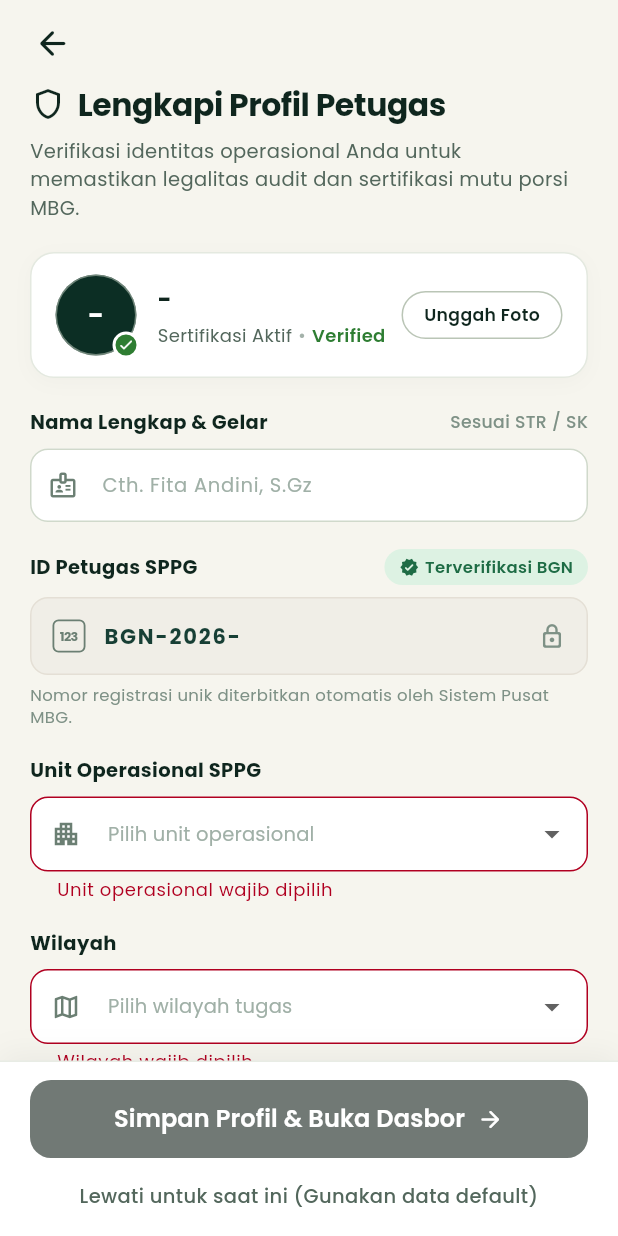
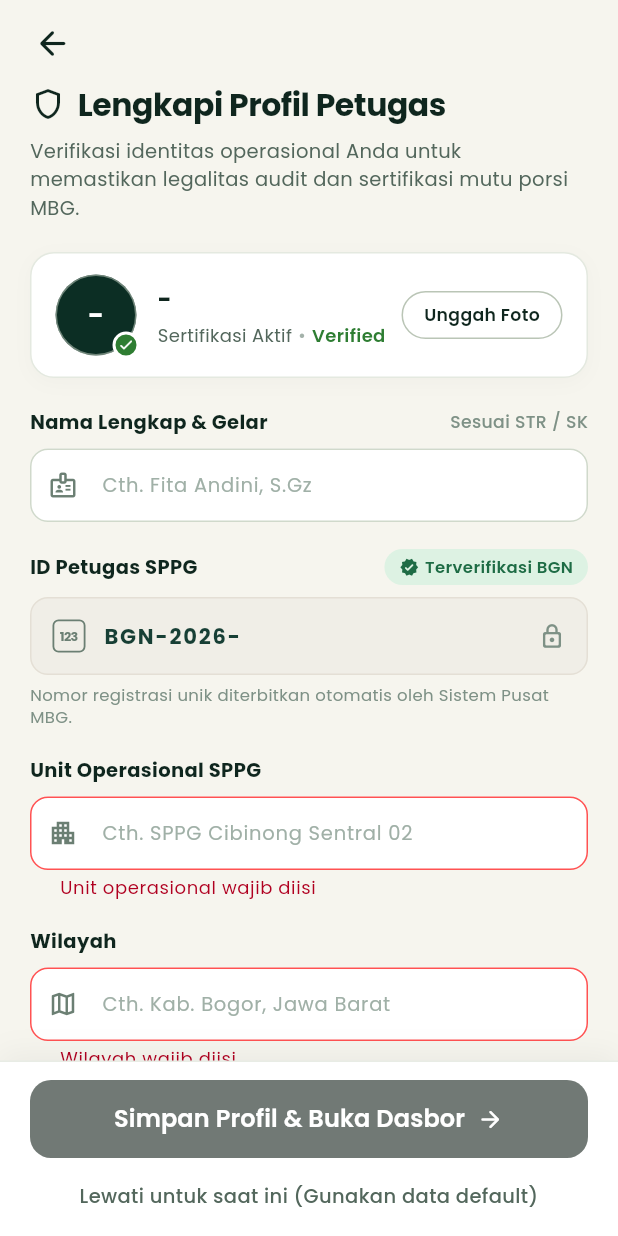
Before and after one commit to yowxy/GiziLens, a Flutter app: the CompleteProfileScreen screen opened by its route, after a tap on "Simpan Profil & Buka Dasbor", on a phone screen of 412 x 824 dp. Run offline on Flutter 3.47's test engine with Material 3 defaults, Android fonts, the phone set to English and light mode, and no system bars; our stand-ins replace camera, firebase_auth, firebase_core, flutter_dotenv, go_router, google_fonts; accounts and stored records are empty.

Commit message:
feat(profile): allow free-text input for operational unit and region

```diff
--- a/fe/gizi_lens/lib/core/constants/app_strings.dart
+++ b/fe/gizi_lens/lib/core/constants/app_strings.dart
@@ -100,12 +100,12 @@ class AppStrings {
       'Nomor registrasi unik diterbitkan otomatis oleh Sistem Pusat MBG.';
   static const String operationalRoleTitle = 'Peran Operasional';
   static const String operationalUnitLabel = 'Unit Operasional SPPG';
-  static const String operationalUnitHint = 'Pilih unit operasional';
+  static const String operationalUnitHint = 'Cth. SPPG Cibinong Sentral 02';
   static const String operationalUnitRequired =
-      'Unit operasional wajib dipilih';
+      'Unit operasional wajib diisi';
   static const String regionLabel = 'Wilayah';
-  static const String regionHint = 'Pilih wilayah tugas';
-  static const String regionRequired = 'Wilayah wajib dipilih';
+  static const String regionHint = 'Cth. Kab. Bogor, Jawa Barat';
+  static const String regionRequired = 'Wilayah wajib diisi';
 
   static const String roleAhliGiziTitle = 'Ahli Gizi Lapangan';
   static const String roleAhliGiziDesc =
--- a/fe/gizi_lens/lib/features/auth/controllers/complete_profile_controller.dart
+++ b/fe/gizi_lens/lib/features/auth/controllers/complete_profile_controller.dart
@@ -1,7 +1,7 @@
 import 'package:flutter/material.dart';
-import '../../../../core/services/firebase_auth_service.dart';
-import '../../../../core/services/user_session_service.dart';
-import '../models/operational_options.dart';
+import '../../../core/constants/app_strings.dart';
+import '../../../core/services/firebase_auth_service.dart';
+import '../../../core/services/user_session_service.dart';
 import '../models/officer_profile_model.dart';
 import '../models/officer_role.dart';
 
@@ -9,33 +9,21 @@ import '../models/officer_role.dart';
 class CompleteProfileController extends ChangeNotifier {
   final GlobalKey<FormState> formKey = GlobalKey<FormState>();
   late final TextEditingController fullNameController;
+  final TextEditingController unitController = TextEditingController();
+  final TextEditingController regionController = TextEditingController();
 
   OfficerProfileModel _profile = OfficerProfileModel.initial();
   bool _isLoading = false;
   String? _errorMessage;
-  String? _selectedUnit;
-  String? _selectedRegion;
 
   OfficerProfileModel get profile => _profile;
   bool get isLoading => _isLoading;
   String? get errorMessage => _errorMessage;
   OfficerRole get selectedRole => _profile.selectedRole;
   List<OfficerRole> get availableRoles => OfficerRole.defaultRoles;
-  String? get selectedUnit => _selectedUnit;
-  String? get selectedRegion => _selectedRegion;
-  List<String> get availableUnits => OperationalOptions.sppgUnits;
-  List<String> get availableRegions => OperationalOptions.regions;
+  String get selectedUnit => unitController.text.trim();
+  String get selectedRegion => regionController.text.trim();
   String get accountEmail => FirebaseAuthService.instance.currentUser?.email ?? '-';
-
-  void selectUnit(String? unit) {
-    _selectedUnit = unit;
-    notifyListeners();
-  }
-
-  void selectRegion(String? region) {
-    _selectedRegion = region;
-    notifyListeners();
-  }
 
   CompleteProfileController() {
     final user = FirebaseAuthService.instance.currentUser;
@@ -95,6 +83,20 @@ class CompleteProfileController extends ChangeNotifier {
     return null;
   }
 
+  String? validateUnit(String? value) {
+    if (value == null || value.trim().isEmpty) {
+      return AppStrings.operationalUnitRequired;
+    }
+    return null;
+  }
+
+  String? validateRegion(String? value) {
+    if (value == null || value.trim().isEmpty) {
+      return AppStrings.regionRequired;
+    }
+    return null;
+  }
+
   Future<bool> saveProfile() async {
     if (!formKey.currentState!.validate()) {
       return false;
@@ -108,8 +110,8 @@ class CompleteProfileController extends ChangeNotifier {
       final ok = await UserSessionService.instance.updateProfile(
         fullName: _profile.fullName,
         role: _profile.selectedRole.title,
-        unit: _selectedUnit,
-        region: _selectedRegion,
+        unit: selectedUnit,
+        region: selectedRegion,
         officerId: _profile.officerId,
       );
 
@@ -131,6 +133,8 @@ class CompleteProfileController extends ChangeNotifier {
   void dispose() {
     fullNameController.removeListener(_onNameChanged);
     fullNameController.dispose();
+    unitController.dispose();
+    regionController.dispose();
     super.dispose();
   }
 }
--- a/fe/gizi_lens/lib/features/auth/views/complete_profile_screen.dart
+++ b/fe/gizi_lens/lib/features/auth/views/complete_profile_screen.dart
@@ -186,73 +186,6 @@ class _CompleteProfileScreenState extends State<CompleteProfileScreen> {
     );
   }
 
-  Widget _buildSelectField({
-    required String label,
-    required String hint,
-    required IconData icon,
-    required String? value,
-    required List<String> items,
-    required ValueChanged<String?> onChanged,
-    required FormFieldValidator<String> validator,
-  }) {
-    final border = OutlineInputBorder(
-      borderRadius: BorderRadius.circular(12),
-      borderSide: const BorderSide(color: AppColors.borderMedium, width: 1.0),
-    );
-    return Column(
-      crossAxisAlignment: CrossAxisAlignment.start,
-      children: [
-        Text(
-          label,
-          style: AppTypography.titleSmall.copyWith(
-            fontWeight: FontWeight.w700,
-            fontSize: 13,
-            color: AppColors.textPrimary,
-          ),
-        ),
-        const SizedBox(height: 8),
-        DropdownButtonFormField<String>(
-          initialValue: value,
-          isExpanded: true,
-          hint: Text(
-            hint,
-            style: AppTypography.bodyMedium.copyWith(
-              fontSize: 13,
-              color: AppColors.textLight,
-            ),
-          ),
-          decoration: InputDecoration(
-            prefixIcon: Icon(icon, size: 20, color: AppColors.iconFieldMuted),
-            filled: true,
-            fillColor: Colors.white,
-            contentPadding: const EdgeInsets.symmetric(horizontal: 14, vertical: 13),
-            border: border,
-            enabledBorder: border,
-            focusedBorder: border.copyWith(
-              borderSide: const BorderSide(color: AppColors.primaryDeep, width: 1.5),
-            ),
-          ),
-          items: items
-              .map(
-                (item) => DropdownMenuItem<String>(
-                  value: item,
-                  child: Text(
-                    item,
-                    style: AppTypography.bodyMedium.copyWith(
-                      fontSize: 14,
-                      color: AppColors.textPrimary,
-                    ),
-                  ),
-                ),
-              )
-              .toList(),
-          onChanged: onChanged,
-          validator: validator,
-        ),
-      ],
-    );
-  }
-
   @override
   Widget build(BuildContext context) {
     final bottomInset = MediaQuery.viewInsetsOf(context).bottom;
@@ -377,27 +310,33 @@ class _CompleteProfileScreenState extends State<CompleteProfileScreen> {
                       ),
                       const SizedBox(height: 18),
 
-                      _buildSelectField(
+                      CustomTextField(
                         label: AppStrings.operationalUnitLabel,
-                        hint: AppStrings.operationalUnitHint,
-                        icon: Icons.apartment_outlined,
-                        value: _controller.selectedUnit,
-                        items: _controller.availableUnits,
-                        onChanged: _controller.selectUnit,
-                        validator: (value) =>
-                            value == null ? AppStrings.operationalUnitRequired : null,
+                        hintText: AppStrings.operationalUnitHint,
+                        prefixIcon: const Icon(
+                          Icons.apartment_outlined,
+                          size: 20,
+                          color: AppColors.iconFieldMuted,
+                        ),
+                        controller: _controller.unitController,
+                        keyboardType: TextInputType.text,
+                        textInputAction: TextInputAction.next,
+                        validator: _controller.validateUnit,
                       ),
                       const SizedBox(height: 18),
 
-                      _buildSelectField(
+                      CustomTextField(
                         label: AppStrings.regionLabel,
-                        hint: AppStrings.regionHint,
-                        icon: Icons.map_outlined,
-                        value: _controller.selectedRegion,
-                        items: _controller.availableRegions,
-                        onChanged: _controller.selectRegion,
-                        validator: (value) =>
-                            value == null ? AppStrings.regionRequired : null,
+                        hintText: AppStrings.regionHint,
+                        prefixIcon: const Icon(
+                          Icons.map_outlined,
+                          size: 20,
+                          color: AppColors.iconFieldMuted,
+                        ),
+                        controller: _controller.regionController,
+                        keyboardType: TextInputType.text,
+                        textInputAction: TextInputAction.done,
+                        validator: _controller.validateRegion,
                       ),
                       const SizedBox(height: 22),
 
```
Also changed, not shown: 1 other file.
